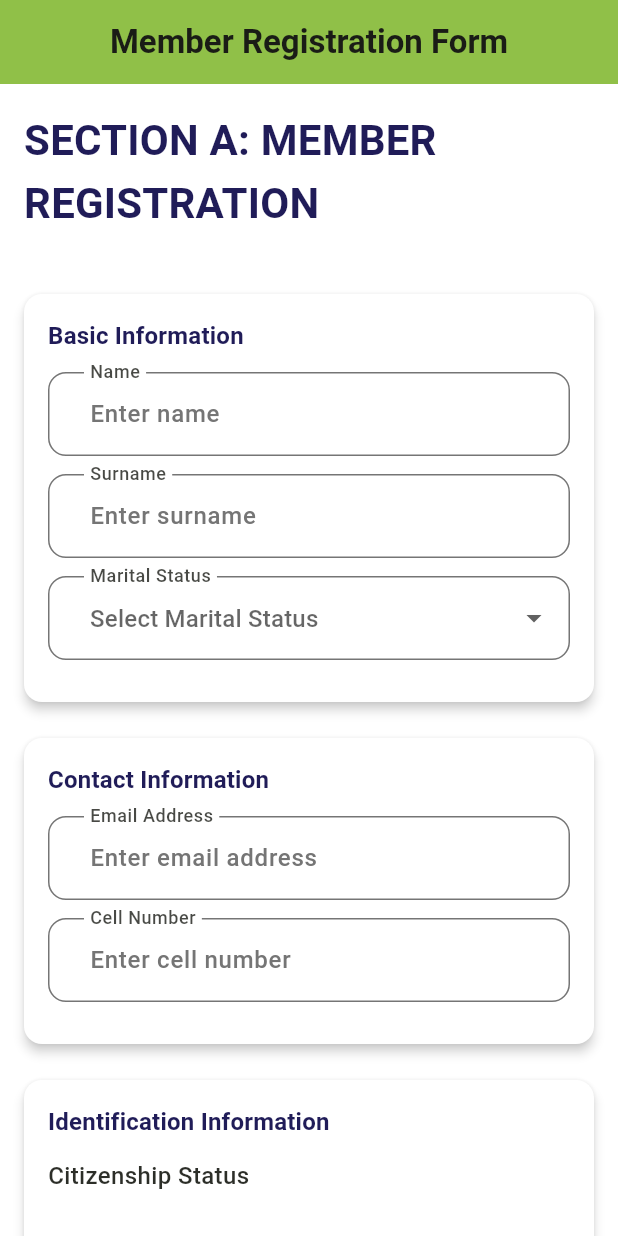
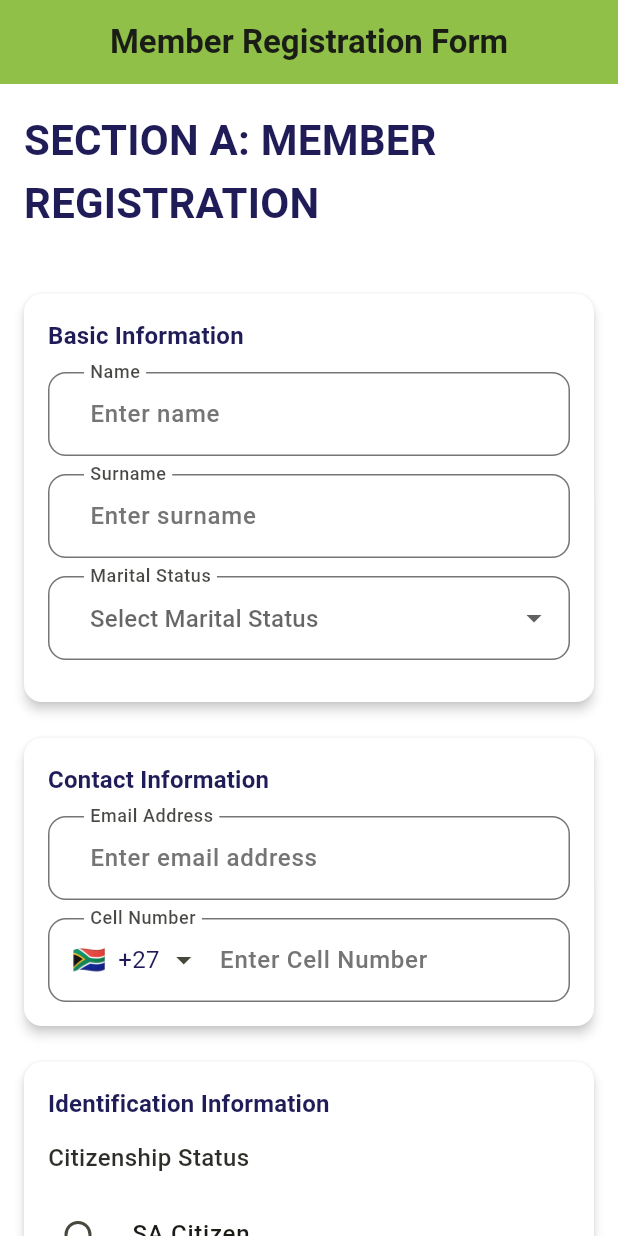
Before and after one commit to munashethedeveloper/kenwell_health_app, a Flutter app: the MemberDetailsScreen widget shown alone on an empty page, opened directly with empty values, on a phone screen of 412 x 824 dp. Run offline on Flutter 3.47's test engine with Material 3 defaults, Android fonts, the phone set to English and light mode, and no system bars; drawn by our look-alikes of intl_phone_field; our stand-ins replace cloud_firestore, drift, firebase_auth, firebase_core, flutter_slidable, flutter_spinbox and 6 more; accounts and stored records are empty; generated files the repository leaves out were written again.

Commit message:
Apply international phone field to member registration cell number
Co-authored-by: munashethedeveloper <242888039+munashethedeveloper@users.noreply.github.com>

```diff
--- a/lib/ui/features/member/widgets/member_registration_screen.dart
+++ b/lib/ui/features/member/widgets/member_registration_screen.dart
@@ -5,6 +5,7 @@ import 'package:provider/provider.dart';
 import 'package:kenwell_health_app/utils/input_formatters.dart';
 import '../../../shared/ui/form/custom_dropdown_field.dart';
 import '../../../shared/ui/form/custom_text_field.dart';
+import '../../../shared/ui/form/international_phone_field.dart';
 import '../../../shared/ui/form/kenwell_form_card.dart';
 import '../../../shared/ui/form/kenwell_form_page.dart';
 import '../../../shared/ui/form/kenwell_date_field.dart';
@@ -104,13 +105,11 @@ class MemberDetailsScreen extends StatelessWidget {
           keyboardType: TextInputType.emailAddress,
           validator: Validators.validateEmail,
         ),
-        KenwellTextField(
+        InternationalPhoneField(
           label: 'Cell Number',
-          hintText: 'Enter cell number',
           controller: vm.cellNumberController,
-          keyboardType: TextInputType.phone,
-          inputFormatters: [AppTextInputFormatters.saPhoneNumberFormatter()],
-          validator: Validators.validateSouthAfricanPhoneNumber,
+          padding: EdgeInsets.zero,
+          validator: Validators.validateInternationalPhoneNumber,
         ),
       ],
     );
```
